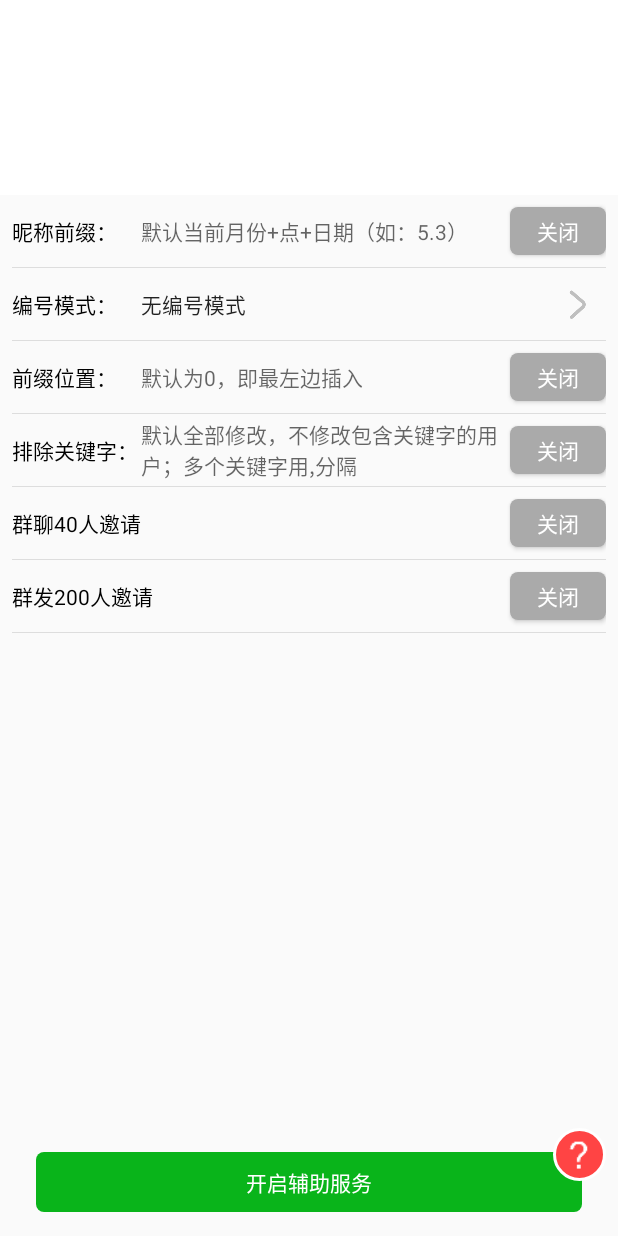
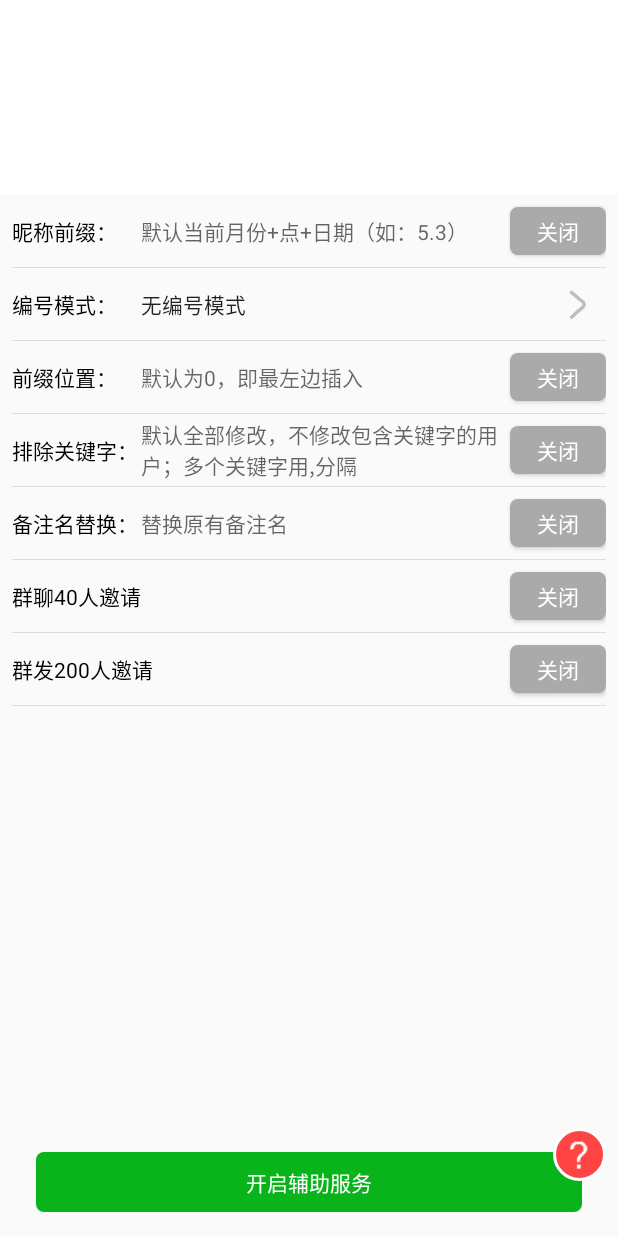
Before and after one commit to zuafzu/AutoWeixin, an Android app: the layout main_tab_01.xml on its own in the app's theme, with its tools: preview values and no code run, on a phone screen of 412 x 824 dp. Run offline under Robolectric (Android 15) with nearby library versions, the phone set to English and light mode, and no system bars.

Commit message:
新增替换备注名功能

```diff
--- a/app/src/main/res/layout/main_tab_01.xml
+++ b/app/src/main/res/layout/main_tab_01.xml
@@ -217,6 +217,45 @@
                         <TextView
                             android:layout_width="wrap_content"
                             android:layout_height="wrap_content"
+                            android:text="备注名替换："
+                            android:textColor="@android:color/black" />
+
+                        <TextView
+                            android:layout_width="0dp"
+                            android:layout_height="wrap_content"
+                            android:layout_marginRight="8dp"
+                            android:layout_weight="1"
+                            android:background="@null"
+                            android:hint="替换原有备注名"
+                            android:paddingLeft="2dp"
+                            android:textSize="14sp" />
+
+                        <ToggleButton
+                            android:id="@+id/toggleButton7"
+                            android:layout_width="64dp"
+                            android:layout_height="32dp"
+                            android:background="@drawable/togglebutton_selector"
+                            android:text="ToggleButton"
+                            android:textColor="@android:color/white"
+                            android:textOff="关闭"
+                            android:textOn="开启" />
+
+                    </LinearLayout>
+
+                    <View
+                        android:layout_width="match_parent"
+                        android:layout_height="1px"
+                        android:background="#22222222" />
+
+                    <LinearLayout
+                        android:layout_width="match_parent"
+                        android:layout_height="48dp"
+                        android:gravity="center_vertical"
+                        android:orientation="horizontal">
+
+                        <TextView
+                            android:layout_width="wrap_content"
+                            android:layout_height="wrap_content"
                             android:text="群聊40人邀请"
                             android:textColor="@android:color/black" />
 
```
Also changed, not shown: app/src/main/java/com/example/solo/autoweixin/fragment/Fragment1.java (+8 -1 lines), app/src/main/java/com/example/solo/autoweixin/utils/StringUtils.java (+19 -0 lines).
